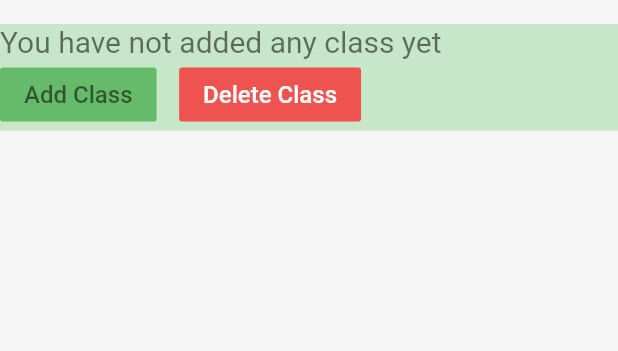
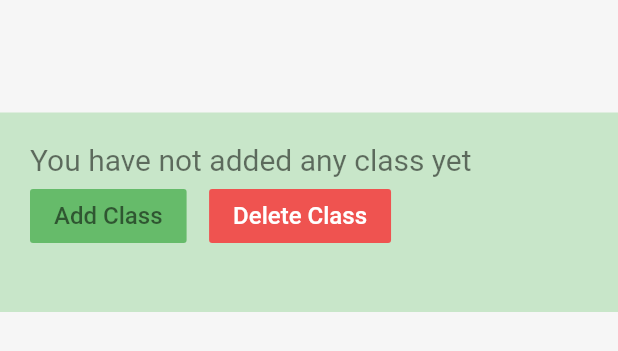
Before and after one commit to chandra-deb/smanage, a Flutter app: the Account widget shown alone on an empty page, opened directly, on a phone screen of 412 x 824 dp. Shown: the top 351 px of the screen. Run offline on Flutter 3.47's test engine with Material 2 defaults, Android fonts, the phone set to English and light mode, and no system bars; our stand-ins replace cloud_firestore, email_validator, expandable, firebase_auth, firebase_core, get and 1 more; missing offline and left inert: date_time_format, flutter_phone_direct_caller, prompt_dialog; accounts and stored records are empty; statements that could not run were skipped.

Commit message:
Account  page completed..Yeh!!

```diff
--- a/lib/screens/account.dart
+++ b/lib/screens/account.dart
@@ -19,7 +19,16 @@ class Account extends StatelessWidget {
       child: Container(
         child: Column(
           children: [
-            Text('${_auth.name.toString()}'),
+            Container(
+              margin: EdgeInsets.all(20),
+              child: Text(
+                '${_auth.name.toString()}',
+                style: TextStyle(
+                  fontSize: 30,
+                  color: Colors.black54,
+                ),
+              ),
+            ),
             StreamBuilder(
               stream: teacherData.snapshots(),
               // ignore: missing_return
@@ -29,6 +38,7 @@ class Account extends StatelessWidget {
 
                   return Container(
                     color: Colors.green.shade100,
+                    padding: EdgeInsets.all(20),
                     child: Column(
                       crossAxisAlignment: CrossAxisAlignment.start,
                       children: [
@@ -64,7 +74,9 @@ class Account extends StatelessWidget {
                                   ],
                                 ),
                         ),
-                        Row(
+                        Container(
+                          margin: EdgeInsets.only(top: 2, bottom: 20),
+                          child: Row(
                             children: [
                               FlatButton(
                                 color: kDoneColor,
@@ -80,7 +92,8 @@ class Account extends StatelessWidget {
                                   if (result != null) {
                                     if (int.tryParse(result) != null) {
                                       int i = int.parse(result);
-                                    if (!snapshot.data['classes'].contains(i)) {
+                                      if (!snapshot.data['classes']
+                                          .contains(i)) {
                                         List data =
                                             snapshot.data['classes'] as List;
                                         data.add(i);
@@ -112,7 +125,8 @@ class Account extends StatelessWidget {
                                   if (result != null) {
                                     if (int.tryParse(result) != null) {
                                       int i = int.parse(result);
-                                    if (snapshot.data['classes'].contains(i) ==
+                                      if (snapshot.data['classes']
+                                              .contains(i) ==
                                           true) {
                                         List data =
                                             snapshot.data['classes'] as List;
@@ -121,8 +135,8 @@ class Account extends StatelessWidget {
 
                                         await teacherData
                                             .update({'classes': data});
-                                      await teacherData
-                                          .update({'$i': FieldValue.delete()});
+                                        await teacherData.update(
+                                            {'$i': FieldValue.delete()});
                                       }
                                     }
                                   }
@@ -130,16 +144,20 @@ class Account extends StatelessWidget {
                               ),
                             ],
                           ),
+                        ),
                         snapshot.data['classes'].length == 0
                             ? SizedBox()
                             : Container(
                                 child: Column(
                                   crossAxisAlignment: CrossAxisAlignment.start,
                                   children: [
-                                    Text(
-                                      'Set monthly bill of class',
+                                    Container(
+                                      margin: EdgeInsets.only(bottom: 10),
+                                      child: Text(
+                                        'Monthly bill of class',
                                         style: kTextStyle.copyWith(
                                             color: Colors.black54),
+                                      ),
                                     ),
                                     ...snapshot.data['classes'].map(
                                       (t) => Container(
```
Lines whose indentation alone changed are shown as unchanged.
